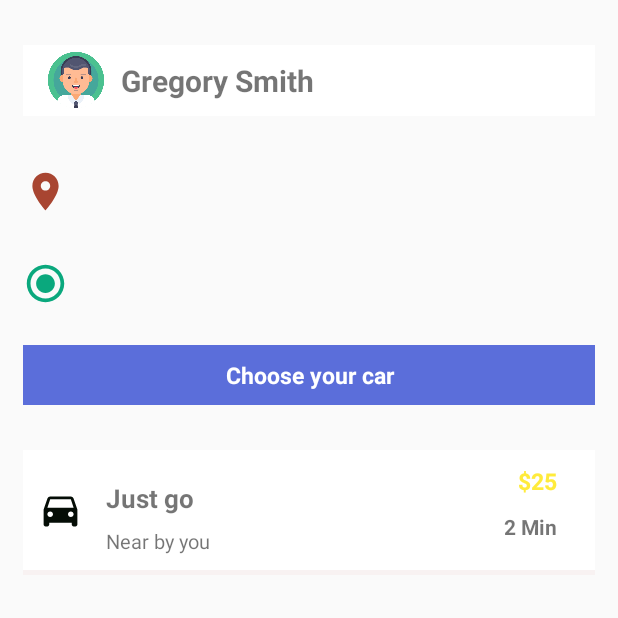
After one commit to quantmth1908038/TechWiz2_CarPoolr, an Android app: the BookCarActivity screen opened directly, with no data from a screen before it, on a phone screen of 412 x 824 dp, the top half of it. The commit adds this screen. Run offline under Robolectric (Android 15) with nearby library versions, the light colour scheme and no system bars.

Commit message:
update_project

```diff
--- a/app/src/main/java/com/techwiz2/carpoolr/MainActivity.java
+++ b/app/src/main/java/com/techwiz2/carpoolr/MainActivity.java
@@ -17,6 +17,7 @@ import android.location.Location;
 import android.os.Bundle;
 import android.util.Log;
 import android.view.View;
+import android.widget.Button;
 import android.widget.EditText;
 import android.widget.TextView;
 import android.widget.Toast;
@@ -43,6 +44,7 @@ import com.google.android.libraries.places.api.model.Place;
 import com.google.android.libraries.places.widget.Autocomplete;
 import com.google.android.libraries.places.widget.AutocompleteActivity;
 import com.google.android.libraries.places.widget.model.AutocompleteActivityMode;
+import com.techwiz2.carpoolr.activity.BookCarActivity;
 import com.techwiz2.carpoolr.activity.LoginActivity;
 import com.techwiz2.carpoolr.connectnetwork.ApiDirection;
 import com.techwiz2.carpoolr.connectnetwork.ApiServer;
@@ -70,7 +72,7 @@ public class MainActivity extends AppCompatActivity implements OnMapReadyCallbac
     private FusedLocationProviderClient fusedLocationClient;
     private SupportMapFragment mapFragment;
 
-    private TextView ePointAway, eDestination;
+    private TextView ePointAway, eDestination, btnBookCar;
 
     private LatLng latLngAway, latLngDes;
 
@@ -98,9 +100,11 @@ public class MainActivity extends AppCompatActivity implements OnMapReadyCallbac
     public void init() {
         ePointAway = findViewById(R.id.ePointAway);
         eDestination = findViewById(R.id.eDestination);
+        btnBookCar = findViewById(R.id.btnBookCar);
 
         ePointAway.setOnClickListener(this);
         eDestination.setOnClickListener(this);
+        btnBookCar.setOnClickListener(this);
     }
 
     @Override
@@ -108,7 +112,6 @@ public class MainActivity extends AppCompatActivity implements OnMapReadyCallbac
         mMap = googleMap;
         getLocationPermission();
         getCurrentLocation();
-
     }
 
     private void getLocationPermission() {
@@ -190,6 +193,24 @@ public class MainActivity extends AppCompatActivity implements OnMapReadyCallbac
             case R.id.eDestination:
                 getDestination();
                 break;
+            case  R.id.btnBookCar:
+                bookCar();
+                break;
+        }
+    }
+
+    public void bookCar() {
+        if (ePointAway.getText().toString().isEmpty() || eDestination.getText().toString().isEmpty()) {
+            Toast.makeText(this,"Please enter information",Toast.LENGTH_LONG).show();
+        } else {
+            Intent intent = new Intent(this, BookCarActivity.class);
+            intent.putExtra("fromLati", latLngAway.latitude);
+            intent.putExtra("fromLongi", latLngAway.longitude);
+            intent.putExtra("toLati", latLngDes.latitude);
+            intent.putExtra("toLongi", latLngDes.longitude);
+            intent.putExtra("fromAddress", ePointAway.getText().toString());
+            intent.putExtra("toAddress", eDestination.getText().toString());
+            startActivity(intent);
         }
     }
 
@@ -218,12 +239,16 @@ public class MainActivity extends AppCompatActivity implements OnMapReadyCallbac
             MarkerOptions options = new MarkerOptions();
 
             latLngAway = place.getLatLng();
+            if (latLngDes == null) {
 
-            options.position(latLngAway);
-            options.title(place.getName());
-            options.icon(BitmapDescriptorFactory.defaultMarker(BitmapDescriptorFactory.HUE_RED));
-            mMap.addMarker(options);
-            mMap.animateCamera(CameraUpdateFactory.newLatLngZoom(latLngAway, 12));
+                options.position(latLngAway);
+                options.title(place.getName());
+                options.icon(BitmapDescriptorFactory.defaultMarker(BitmapDescriptorFactory.HUE_RED));
+                mMap.addMarker(options);
+                mMap.animateCamera(CameraUpdateFactory.newLatLngZoom(latLngAway, 12));
+            } else {
+                getDirections(latLngAway, latLngDes);
+            }
 
         } else if (requestCode == 101 && resultCode == RESULT_OK) {
             Place place = Autocomplete.getPlaceFromIntent(data);
@@ -291,7 +316,11 @@ public class MainActivity extends AppCompatActivity implements OnMapReadyCallbac
                             // Adding route on the map
                             mMap.addPolyline(rectLine);
                             options.position(destination);
+                            options.icon(BitmapDescriptorFactory.defaultMarker(BitmapDescriptorFactory.HUE_ORANGE));
                             options.draggable(true);
+                            mMap.addMarker(options);
+                            options.icon(BitmapDescriptorFactory.defaultMarker(BitmapDescriptorFactory.HUE_RED));
+                            options.position(origin);
                             mMap.addMarker(options);
                         }
                     }
--- /dev/null
+++ b/app/src/main/java/com/techwiz2/carpoolr/activity/BookCarActivity.java
@@ -0,0 +1,38 @@
+package com.techwiz2.carpoolr.activity;
+
+import androidx.appcompat.app.AppCompatActivity;
+
+import android.content.Intent;
+import android.os.Bundle;
+import android.widget.TextView;
+
+import com.techwiz2.carpoolr.R;
+
+public class BookCarActivity extends AppCompatActivity {
+
+    private Intent intent;
+
+    private TextView tvFromAdd, tvToAdd;
+
+    @Override
+    protected void onCreate(Bundle savedInstanceState) {
+        super.onCreate(savedInstanceState);
+        setContentView(R.layout.activity_book_car);
+
+        intent = getIntent();
+        init();
+
+    }
+
+    public void init() {
+        tvFromAdd = findViewById(R.id.tvFromAdd);
+        tvToAdd = findViewById(R.id.tvToAdd);
+
+        tvFromAdd.setText(intent.getStringExtra("fromAddress"));
+        tvToAdd.setText(intent.getStringExtra("toAddress"));
+    }
+
+
+
+
+}
--- /dev/null
+++ b/app/src/main/res/layout/activity_book_car.xml
@@ -0,0 +1,169 @@
+<?xml version="1.0" encoding="utf-8"?>
+<RelativeLayout xmlns:android="http://schemas.android.com/apk/res/android"
+    android:layout_width="match_parent" android:layout_height="match_parent">
+
+    <LinearLayout
+        android:layout_width="match_parent"
+        android:orientation="vertical"
+        android:layout_height="match_parent"
+        android:paddingRight="15dp"
+        android:paddingLeft="15dp"
+        android:paddingTop="30dp"
+        >
+        <RelativeLayout
+            android:layout_width="match_parent"
+            android:layout_height="wrap_content"
+            android:paddingLeft="15dp"
+            android:paddingRight="15dp"
+            android:background="@color/white"
+            android:layout_marginBottom="30dp"
+
+            >
+
+            <ImageView
+                android:id="@+id/img1"
+                android:layout_width="40dp"
+                android:layout_height="40dp"
+                android:layout_centerVertical="true"
+                android:layout_marginRight="10dp"
+                android:src="@drawable/avatar" />
+            <TextView
+                android:layout_width="wrap_content"
+                android:layout_height="wrap_content"
+                android:text="Gregory Smith"
+                android:layout_toRightOf="@+id/img1"
+                android:textSize="20dp"
+                android:textStyle="bold"
+                android:layout_marginTop="20dp"
+                android:layout_centerVertical="true"/>
+        </RelativeLayout>
+        <RelativeLayout
+            android:layout_width="match_parent"
+            android:layout_height="wrap_content"
+            android:layout_marginBottom="20dp"
+            >
+            <ImageView
+                android:id="@+id/imgUser"
+                android:layout_width="30dp"
+                android:layout_height="30dp"
+                android:src="@drawable/ic_baseline_location_on_24"
+                android:layout_centerVertical="true"
+                android:layout_marginRight="10dp"/>
+            <TextView
+                android:id="@+id/tvFromAdd"
+                android:layout_width="wrap_content"
+                android:layout_height="wrap_content"
+                android:text="Lê Lợi,Kiến Xương,Thái Bình"
+                android:layout_toRightOf="@+id/imgUser"
+                android:textSize="15dp"
+                android:textStyle="bold"
+                android:layout_marginTop="20dp"
+                android:layout_centerVertical="true"
+                android:gravity="right"/>
+        </RelativeLayout>
+        <RelativeLayout
+            android:layout_width="match_parent"
+            android:layout_height="wrap_content"
+            android:layout_marginBottom="20dp"
+            >
+            <ImageView
+                android:id="@+id/imgUser2"
+                android:layout_width="30dp"
+                android:layout_height="30dp"
+                android:src="@drawable/ic_baseline_radio_button_checked_24"
+                android:layout_centerVertical="true"
+                android:layout_marginRight="10dp"/>
+            <TextView
+                android:id="@+id/tvToAdd"
+                android:layout_width="wrap_content"
+                android:layout_height="wrap_content"
+                android:text="Lê Lợi,Kiến Xương,Thái Bình"
+                android:layout_toRightOf="@+id/imgUser2"
+                android:textSize="15dp"
+                android:textStyle="bold"
+                android:layout_marginTop="20dp"
+                android:layout_centerVertical="true"
+                android:gravity="right"/>
+        </RelativeLayout>
+        <RelativeLayout
+            android:layout_width="match_parent"
+            android:layout_height="wrap_content">
+
+            <TextView
+                android:layout_width="match_parent"
+                android:layout_height="40dp"
+                android:text="Choose your car"
+                android:gravity="center"
+                android:textSize="15dp"
+                android:textStyle="bold"
+                android:background="@color/mainColor"
+                android:textColor="@color/white"
+                android:layout_marginBottom="30dp"/>
+            <!--        -->
+        </RelativeLayout>
+        <LinearLayout
+            android:layout_width="match_parent"
+            android:orientation="vertical"
+            android:layout_height="wrap_content"
+            android:background="@color/backgroundMain">
+            <RelativeLayout
+                android:layout_width="match_parent"
+                android:layout_height="wrap_content"
+                android:padding="10dp"
+                android:background="@color/white"
+                android:layout_marginBottom="3dp"
+
+                >
+                <ImageView
+                    android:layout_width="30dp"
+                    android:layout_height="30dp"
+                    android:src="@drawable/ic_baseline_directions_car_24"
+                    android:id="@+id/ivCar"
+                    android:layout_marginRight="15dp"
+                    android:layout_centerVertical="true"
+                    />
+
+                <TextView
+                    android:layout_width="wrap_content"
+                    android:layout_height="wrap_content"
+                    android:text="Just go"
+                    android:layout_toRightOf="@+id/ivCar"
+                    android:textSize="17dp"
+                    android:textStyle="bold"
+                    android:id="@+id/tvNameCar"
+                    android:layout_marginTop="10dp"/>
+                <TextView
+                    android:layout_width="wrap_content"
+                    android:layout_height="wrap_content"
+                    android:text="Near by you"
+                    android:layout_toRightOf="@+id/ivCar"
+                    android:textSize="13dp"
+                    android:layout_below="@+id/tvNameCar"
+                    android:layout_marginTop="7dp"/>
+                <TextView
+                    android:layout_width="wrap_content"
+                    android:layout_height="wrap_content"
+                    android:text="$25"
+                    android:textSize="15dp"
+                    android:layout_alignParentRight="true"
+                    android:textStyle="bold"
+                    android:id="@+id/tvPrime"
+                    android:layout_marginRight="15dp"
+                    android:textColor="@color/yellowColor"
+                    android:layout_marginBottom="10dp"
+                    />
+                <TextView
+                    android:layout_width="wrap_content"
+                    android:layout_height="wrap_content"
+                    android:text="2 Min"
+                    android:textSize="14dp"
+                    android:layout_alignParentRight="true"
+                    android:textStyle="bold"
+                    android:layout_below="@+id/tvPrime"
+                    android:layout_marginRight="15dp"
+                    />
+            </RelativeLayout>
+
+        </LinearLayout>
+    </LinearLayout>
+</RelativeLayout>
--- a/app/src/main/res/layout/activity_main.xml
+++ b/app/src/main/res/layout/activity_main.xml
@@ -94,6 +94,7 @@
         android:layout_above="@+id/bottom_navigation"
         android:padding="20dp">
         <TextView
+            android:id="@+id/btnBookCar"
             android:layout_width="wrap_content"
             android:layout_height="wrap_content"
             android:text="Book a car"
--- a/app/src/main/res/values/themes.xml
+++ b/app/src/main/res/values/themes.xml
@@ -1,6 +1,6 @@
 <resources xmlns:tools="http://schemas.android.com/tools">
     <!-- Base application theme. -->
-    <style name="Theme.CarPoolr" parent="Theme.MaterialComponents.Light.NoActionBar">
+    <style name="Theme.CarPoolr" parent="Theme.AppCompat.Light.NoActionBar">
         <!-- Primary brand color. -->
         <item name="colorPrimary">@color/purple_500</item>
         <item name="colorPrimaryVariant">@color/purple_700</item>
```
Also changed, not shown: app/src/main/AndroidManifest.xml (+4 -11 lines).
